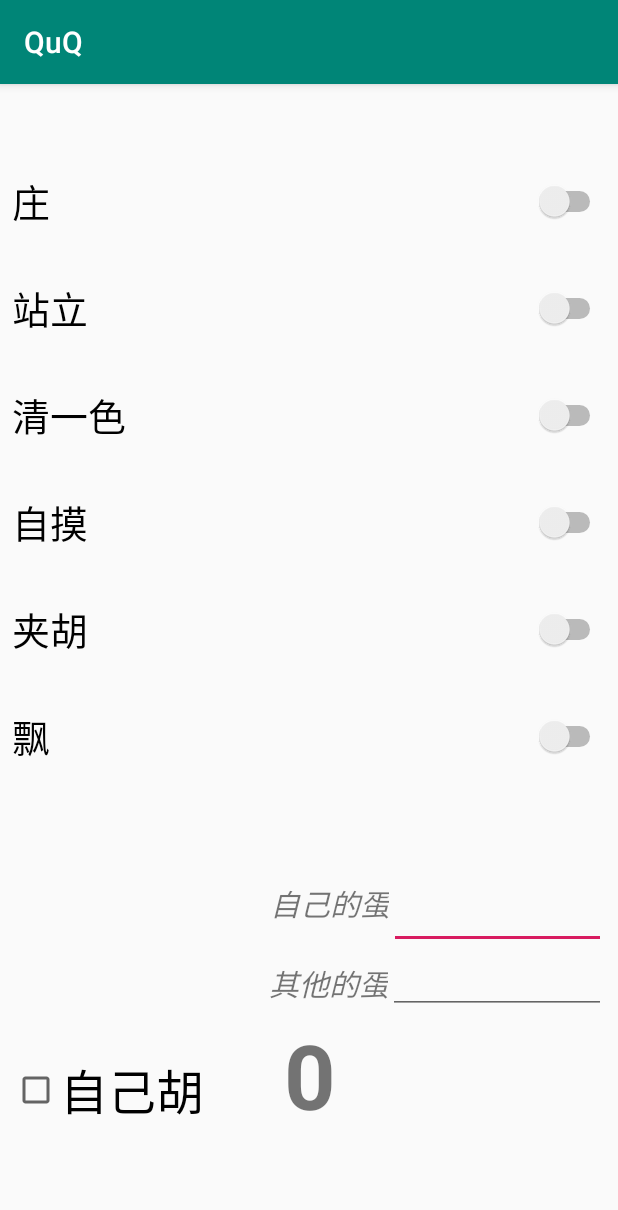
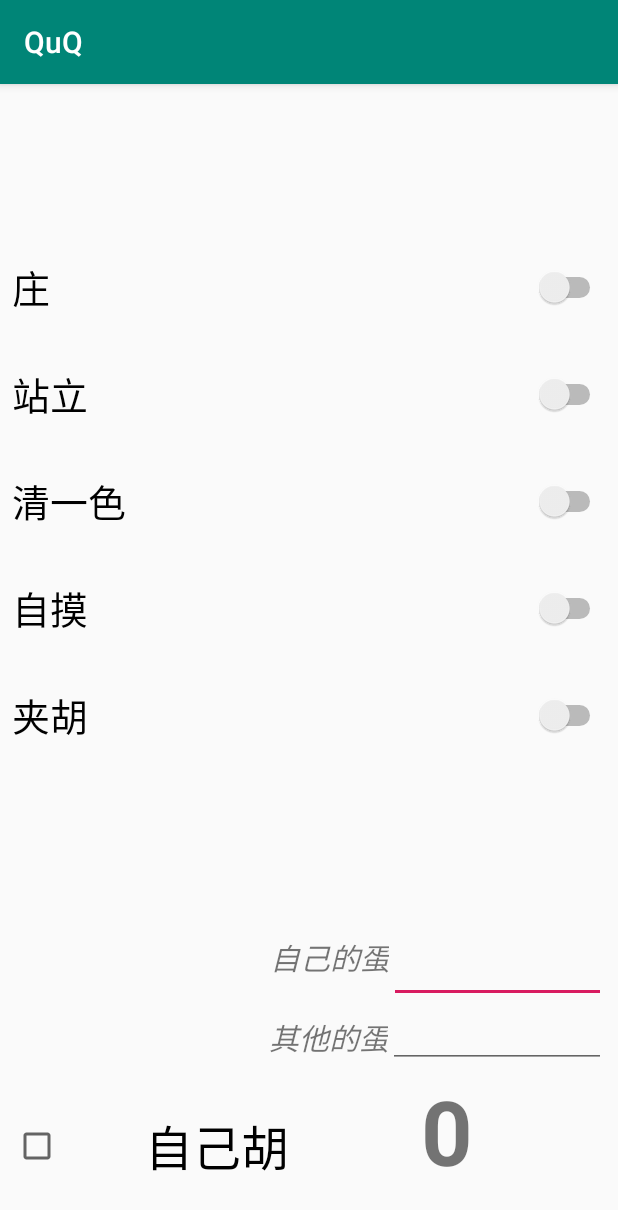
Before and after one commit to Gaomengkai/QuQ, an Android app: the screen it shows after launch (MainActivity), on a phone screen of 412 x 824 dp. Shown: the top 1210 px of the screen. Run offline under Robolectric (Android 15) with nearby library versions, the phone set to English and light mode, and no system bars.

Commit message:
Layout Fixed
Fix Layout

```diff
--- a/app/build.gradle
+++ b/app/build.gradle
@@ -6,8 +6,8 @@ android {
         applicationId "xyz.dalk.quq"
         minSdkVersion 21
         targetSdkVersion 28
-        versionCode 1
-        versionName "1.0"
+        versionCode 2
+        versionName "1.919.810"
         testInstrumentationRunner "android.support.test.runner.AndroidJUnitRunner"
     }
     buildTypes {
--- a/app/src/main/AndroidManifest.xml
+++ b/app/src/main/AndroidManifest.xml
@@ -4,7 +4,7 @@
 
     <application
         android:allowBackup="true"
-        android:icon="@mipmap/ic_launcher"
+        android:icon="@drawable/icon"
         android:label="@string/app_name"
         android:roundIcon="@mipmap/ic_launcher_round"
         android:supportsRtl="true"
--- a/app/src/main/res/layout/activity_main.xml
+++ b/app/src/main/res/layout/activity_main.xml
@@ -8,17 +8,15 @@
 
     <LinearLayout
         android:id="@+id/linearLayout2"
-        android:layout_width="0dp"
+        android:layout_width="395dp"
         android:layout_height="205dp"
         android:layout_marginStart="8dp"
         android:layout_marginEnd="8dp"
-        android:layout_marginBottom="9dp"
+        android:layout_marginBottom="8dp"
         android:orientation="vertical"
         app:layout_constraintBottom_toBottomOf="parent"
         app:layout_constraintEnd_toEndOf="parent"
-        app:layout_constraintHorizontal_bias="0.0"
-        app:layout_constraintStart_toStartOf="parent"
-        app:layout_constraintTop_toBottomOf="@+id/scrollView2">
+        app:layout_constraintStart_toStartOf="parent">
 
         <LinearLayout
             android:layout_width="match_parent"
@@ -42,6 +40,7 @@
                 android:layout_weight="1"
                 android:ems="10"
                 android:inputType="number"
+                android:selectAllOnFocus="true"
                 android:textAlignment="viewStart"
                 android:textColor="@color/colorPrimary"
                 android:textSize="20sp"
@@ -71,6 +70,7 @@
                 android:layout_weight="1"
                 android:ems="10"
                 android:inputType="number"
+                android:selectAllOnFocus="true"
                 android:textColor="@color/colorAccent"
                 android:textSize="20sp"
                 android:textStyle="bold" />
@@ -83,10 +83,12 @@
 
             <CheckBox
                 android:id="@+id/hu"
-                android:layout_width="1dp"
-                android:layout_height="wrap_content"
+                android:layout_width="8dp"
+                android:layout_height="match_parent"
                 android:layout_weight="1"
+                android:baselineAligned="false"
                 android:text="自己胡"
+                android:textAlignment="viewEnd"
                 android:textSize="32sp" />
 
             <TextView
@@ -95,6 +97,7 @@
                 android:layout_height="wrap_content"
                 android:layout_weight="1"
                 android:text="0"
+                android:textAlignment="center"
                 android:textSize="60sp"
                 android:textStyle="bold" />
         </LinearLayout>
@@ -103,15 +106,16 @@
     <ScrollView
         android:id="@+id/scrollView2"
         android:layout_width="0dp"
-        android:layout_height="433dp"
+        android:layout_height="348dp"
         android:layout_marginStart="8dp"
-        android:layout_marginTop="8dp"
+        android:layout_marginTop="150dp"
         android:layout_marginEnd="8dp"
-        android:layout_marginBottom="8dp"
+        android:layout_marginBottom="140dp"
         app:layout_constraintBottom_toTopOf="@+id/linearLayout2"
         app:layout_constraintEnd_toEndOf="parent"
         app:layout_constraintStart_toStartOf="parent"
-        app:layout_constraintTop_toTopOf="parent">
+        app:layout_constraintTop_toTopOf="parent"
+        app:layout_constraintVertical_bias="0.6">
 
         <LinearLayout
             android:layout_width="match_parent"
```
Also changed, not shown: app/src/main/res/drawable/icon.png (added), build.gradle (line endings or trailing spaces).
